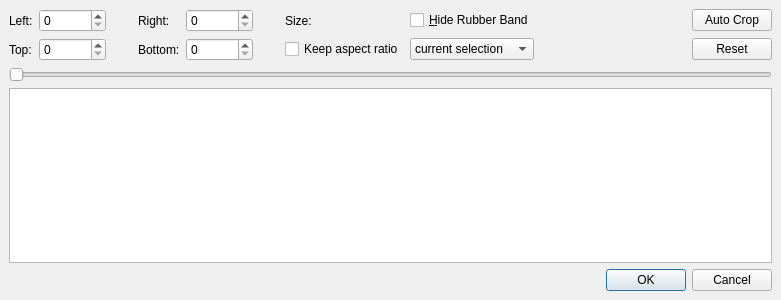
The window that avidemux_plugins/ADM_videoFilters6/crop/qt5/crop.ui (mean00/avidemux2) describes before a commit, drawn with Qt 5.
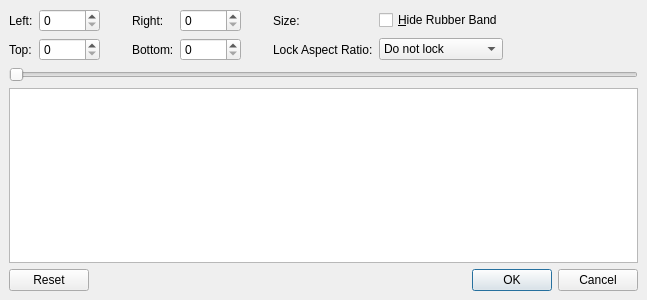
The same window after the commit. Custom widgets are drawn as their Qt base class.

Commit message: [crop] Use ar_select configuration parameter to track aspect ratio lock state, remove extra boolean and corresponding checkbox, move reset and auto-crop buttons to button box, exclude graphics view from tab order list

The edit to the form file:
```diff
--- a/avidemux_plugins/ADM_videoFilters6/crop/qt5/crop.ui
+++ b/avidemux_plugins/ADM_videoFilters6/crop/qt5/crop.ui
@@ -6,7 +6,7 @@
    <rect>
     <x>0</x>
     <y>0</y>
-    <width>781</width>
+    <width>647</width>
     <height>300</height>
    </rect>
   </property>
@@ -46,43 +46,6 @@
      <property name="spacing">
       <number>6</number>
      </property>
-     <item row="1" column="9">
-      <widget class="QPushButton" name="pushButtonReset">
-       <property name="text">
-        <string>Reset</string>
-       </property>
-      </widget>
-     </item>
-     <item row="0" column="2">
-      <spacer name="horizontalSpacer_1">
-       <property name="orientation">
-        <enum>Qt::Horizontal</enum>
-       </property>
-       <property name="sizeType">
-        <enum>QSizePolicy::Fixed</enum>
-       </property>
-       <property name="sizeHint" stdset="0">
-        <size>
-         <width>26</width>
-         <height>20</height>
-        </size>
-       </property>
-      </spacer>
-     </item>
-     <item row="0" column="4">
-      <widget class="QSpinBox" name="spinBoxRight">
-       <property name="maximum">
-        <number>2147483647</number>
-       </property>
-      </widget>
-     </item>
-     <item row="1" column="0">
-      <widget class="QLabel" name="label_4">
-       <property name="text">
-        <string>Top:</string>
-       </property>
-      </widget>
-     </item>
      <item row="0" column="3">
       <widget class="QLabel" name="label_2">
        <property name="text">
@@ -113,42 +76,81 @@
        </property>
       </widget>
      </item>
-     <item row="1" column="3">
-      <widget class="QLabel" name="label_3">
-       <property name="text">
-        <string>Bottom:</string>
-       </property>
-      </widget>
-     </item>
-     <item row="1" column="4">
-      <widget class="QSpinBox" name="spinBoxBottom">
-       <property name="maximum">
-        <number>2147483647</number>
-       </property>
-      </widget>
-     </item>
-     <item row="0" column="9">
-      <widget class="QPushButton" name="pushButtonAutoCrop">
-       <property name="text">
-        <string>Auto Crop</string>
-       </property>
-      </widget>
-     </item>
      <item row="0" column="1">
       <widget class="QSpinBox" name="spinBoxLeft">
        <property name="maximum">
-        <number>2147483647</number>
+        <number>16384</number>
        </property>
       </widget>
      </item>
-     <item row="1" column="1">
+     <item row="2" column="4">
+      <widget class="QSpinBox" name="spinBoxBottom">
+       <property name="maximum">
+        <number>16384</number>
+       </property>
+      </widget>
+     </item>
+     <item row="2" column="0">
+      <widget class="QLabel" name="labelTop">
+       <property name="text">
+        <string>Top:</string>
+       </property>
+      </widget>
+     </item>
+     <item row="2" column="3">
+      <widget class="QLabel" name="labelBottom">
+       <property name="text">
+        <string>Bottom:</string>
+       </property>
+      </widget>
+     </item>
+     <item row="2" column="1">
       <widget class="QSpinBox" name="spinBoxTop">
        <property name="maximum">
-        <number>2147483647</number>
+        <number>16384</number>
        </property>
       </widget>
      </item>
-     <item row="1" column="2">
+     <item row="0" column="4">
+      <widget class="QSpinBox" name="spinBoxRight">
+       <property name="maximum">
+        <number>16384</number>
+       </property>
+      </widget>
+     </item>
+     <item row="0" column="5">
+      <spacer name="horizontalSpacer_2">
+       <property name="orientation">
+        <enum>Qt::Horizontal</enum>
+       </property>
+       <property name="sizeType">
+        <enum>QSizePolicy::Fixed</enum>
+       </property>
+       <property name="sizeHint" stdset="0">
+        <size>
+         <width>26</width>
+         <height>20</height>
+        </size>
+       </property>
+      </spacer>
+     </item>
+     <item row="0" column="2">
+      <spacer name="horizontalSpacer_1">
+       <property name="orientation">
+        <enum>Qt::Horizontal</enum>
+       </property>
+       <property name="sizeType">
+        <enum>QSizePolicy::Fixed</enum>
+       </property>
+       <property name="sizeHint" stdset="0">
+        <size>
+         <width>26</width>
+         <height>20</height>
+        </size>
+       </property>
+      </spacer>
+     </item>
+     <item row="2" column="2">
       <spacer name="horizontalSpacer_3">
        <property name="orientation">
         <enum>Qt::Horizontal</enum>
@@ -164,13 +166,6 @@
        </property>
       </spacer>
      </item>
-     <item row="0" column="6">
-      <widget class="QLabel" name="label_5">
-       <property name="text">
-        <string>Size: </string>
-       </property>
-      </widget>
-     </item>
      <item row="0" column="8">
       <spacer name="horizontalSpacer_4">
        <property name="orientation">
@@ -187,6 +182,13 @@
        </property>
       </spacer>
      </item>
+     <item row="0" column="6">
+      <widget class="QLabel" name="labelSize">
+       <property name="text">
+        <string>Size: </string>
+       </property>
+      </widget>
+     </item>
      <item row="0" column="7">
       <widget class="QCheckBox" name="checkBoxRubber">
        <property name="enabled">
@@ -197,21 +199,14 @@
        </property>
       </widget>
      </item>
-     <item row="1" column="6">
-      <widget class="QCheckBox" name="checkBoxKeepAspect">
-       <property name="enabled">
-        <bool>true</bool>
-       </property>
-       <property name="text">
-        <string>Keep aspect ratio</string>
-       </property>
-      </widget>
-     </item>
-     <item row="1" column="7">
+     <item row="2" column="7">
       <widget class="QComboBox" name="comboBoxAspectRatio">
+       <property name="currentText">
+        <string>Do not lock</string>
+       </property>
        <item>
         <property name="text">
-         <string>current selection</string>
+         <string>Do not lock</string>
         </property>
        </item>
        <item>
@@ -251,6 +246,13 @@
        </item>
       </widget>
      </item>
+     <item row="2" column="6">
+      <widget class="QLabel" name="labelLockAR">
+       <property name="text">
+        <string>Lock Aspect Ratio:</string>
+       </property>
+      </widget>
+     </item>
     </layout>
    </item>
    <item>
@@ -264,7 +266,11 @@
     </widget>
    </item>
    <item>
-    <widget class="QGraphicsView" name="graphicsView"/>
+    <widget class="QGraphicsView" name="graphicsView">
+     <property name="focusPolicy">
+      <enum>Qt::NoFocus</enum>
+     </property>
+    </widget>
    </item>
    <item>
     <widget class="QDialogButtonBox" name="buttonBox">
@@ -272,7 +278,7 @@
       <enum>Qt::Horizontal</enum>
      </property>
      <property name="standardButtons">
-      <set>QDialogButtonBox::Cancel|QDialogButtonBox::Ok</set>
+      <set>QDialogButtonBox::Cancel|QDialogButtonBox::Ok|QDialogButtonBox::Reset</set>
      </property>
     </widget>
    </item>
```
Left out of the diff: 31 changed lines with no effect on the pictures. The commit also changes 7 other files.
